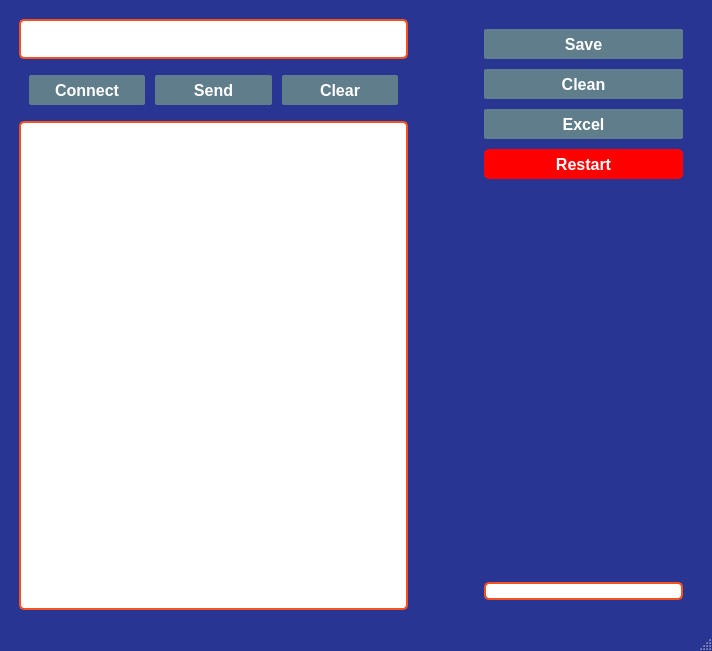
Above: lunch.ui from ahmadasmandar/fis_gui before the change. Below: the same form after it.
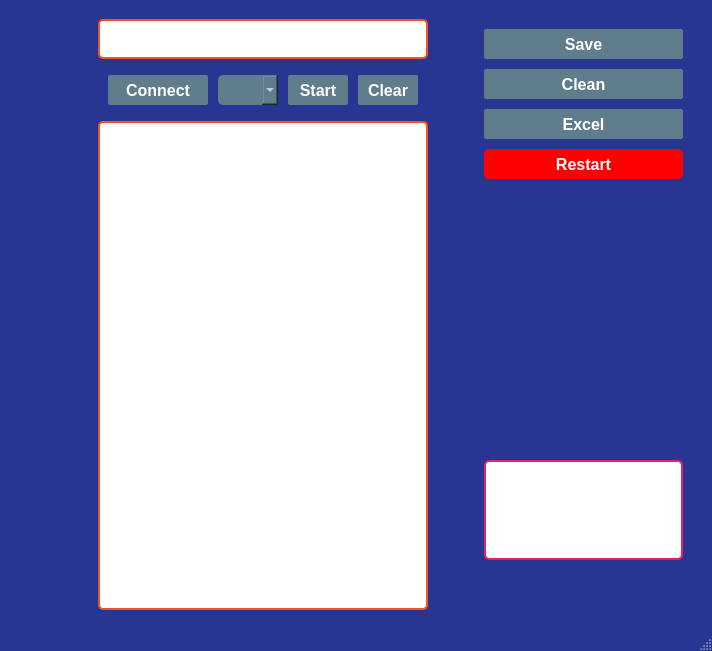
That is the form after the change. Icons and pictures are not drawn.

Commit message: add combo ready to exe

The edit to the form file:
```diff
--- a/lunch.ui
+++ b/lunch.ui
@@ -24,7 +24,7 @@
 QLabel{
 background: white;
   border-radius: 5px;
-  border: 2px solid #f4511e;
+  border: 2px solid #e91e63;
 }
 QLineEdit{
 background: white;
@@ -41,10 +41,32 @@
 background: white;
   border-radius: 5px;
   border: 2px solid #f4511e;
+}
+
+QComboBox{
+  border-radius:5px;
+  background-color: #607d8b; /* Green */
+  color: white;
 }</string>
   </property>
   <widget class="QWidget" name="centralwidget">
    <layout class="QHBoxLayout" name="horizontalLayout">
+    <item>
+     <spacer name="horizontalSpacer_2">
+      <property name="orientation">
+       <enum>Qt::Horizontal</enum>
+      </property>
+      <property name="sizeType">
+       <enum>QSizePolicy::Preferred</enum>
+      </property>
+      <property name="sizeHint" stdset="0">
+       <size>
+        <width>100</width>
+        <height>20</height>
+       </size>
+      </property>
+     </spacer>
+    </item>
     <item>
      <layout class="QVBoxLayout" name="verticalLayout_2">
       <property name="leftMargin">
@@ -123,6 +145,22 @@
           </property>
          </widget>
         </item>
+        <item>
+         <widget class="QComboBox" name="comboBox">
+          <property name="minimumSize">
+           <size>
+            <width>60</width>
+            <height>30</height>
+           </size>
+          </property>
+          <property name="maximumSize">
+           <size>
+            <width>60</width>
+            <height>30</height>
+           </size>
+          </property>
+         </widget>
+        </item>
         <item>
          <widget class="QPushButton" name="send_b">
           <property name="minimumSize">
@@ -146,7 +184,7 @@
            </font>
           </property>
           <property name="text">
-           <string>Send</string>
+           <string>Start</string>
           </property>
          </widget>
         </item>
@@ -368,6 +406,18 @@
         </item>
         <item>
          <widget class="QLabel" name="label">
+          <property name="minimumSize">
+           <size>
+            <width>160</width>
+            <height>100</height>
+           </size>
+          </property>
+          <property name="maximumSize">
+           <size>
+            <width>16777215</width>
+            <height>100</height>
+           </size>
+          </property>
           <property name="text">
            <string/>
           </property>
@@ -376,6 +426,22 @@
           </property>
          </widget>
         </item>
+        <item>
+         <spacer name="verticalSpacer_2">
+          <property name="orientation">
+           <enum>Qt::Vertical</enum>
+          </property>
+          <property name="sizeType">
+           <enum>QSizePolicy::Minimum</enum>
+          </property>
+          <property name="sizeHint" stdset="0">
+           <size>
+            <width>20</width>
+            <height>40</height>
+           </size>
+          </property>
+         </spacer>
+        </item>
        </layout>
       </item>
      </layout>
```
The commit also changes 9 other files.
